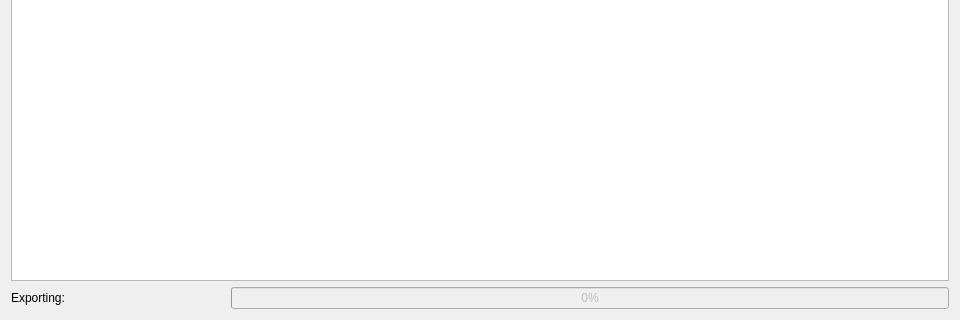
The window that src/EasyFlowQ/uiDesigns/StatWindow.ui (ym3141/EasyFlowQ) describes before a commit, drawn with Qt 5; both pictures show x 0 to 960 and y 400 to 720 of the 960 by 720 pixel window.
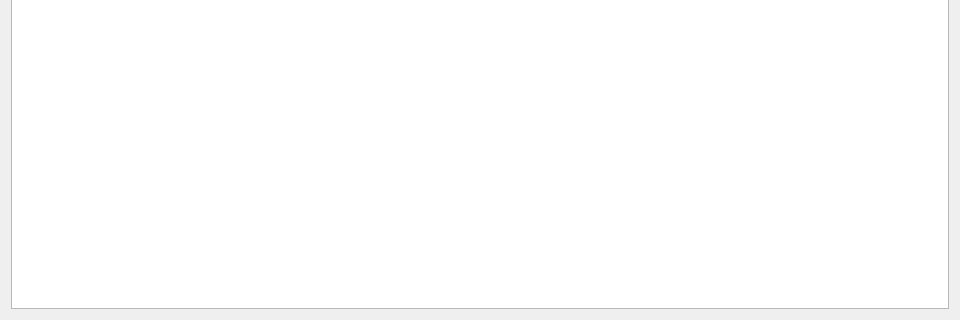
The same window after the commit.

Commit message: Add support for exporting data as .mat files and update UI accordingly

```diff
--- a/src/EasyFlowQ/uiDesigns/StatWindow.ui
+++ b/src/EasyFlowQ/uiDesigns/StatWindow.ui
@@ -62,46 +62,6 @@
      </attribute>
     </widget>
    </item>
-   <item>
-    <layout class="QHBoxLayout" name="horizontalLayout_2">
-     <item>
-      <widget class="QLabel" name="label">
-       <property name="text">
-        <string>Exporting: </string>
-       </property>
-      </widget>
-     </item>
-     <item>
-      <widget class="QLabel" name="exportLabel">
-       <property name="sizePolicy">
-        <sizepolicy hsizetype="Fixed" vsizetype="Preferred">
-         <horstretch>200</horstretch>
-         <verstretch>0</verstretch>
-        </sizepolicy>
-       </property>
-       <property name="minimumSize">
-        <size>
-         <width>150</width>
-         <height>0</height>
-        </size>
-       </property>
-       <property name="text">
-        <string/>
-       </property>
-      </widget>
-     </item>
-     <item>
-      <widget class="QProgressBar" name="progressBar">
-       <property name="enabled">
-        <bool>false</bool>
-       </property>
-       <property name="value">
-        <number>0</number>
-       </property>
-      </widget>
-     </item>
-    </layout>
-   </item>
   </layout>
  </widget>
  <resources/>
```
The commit also changes 4 other files.
